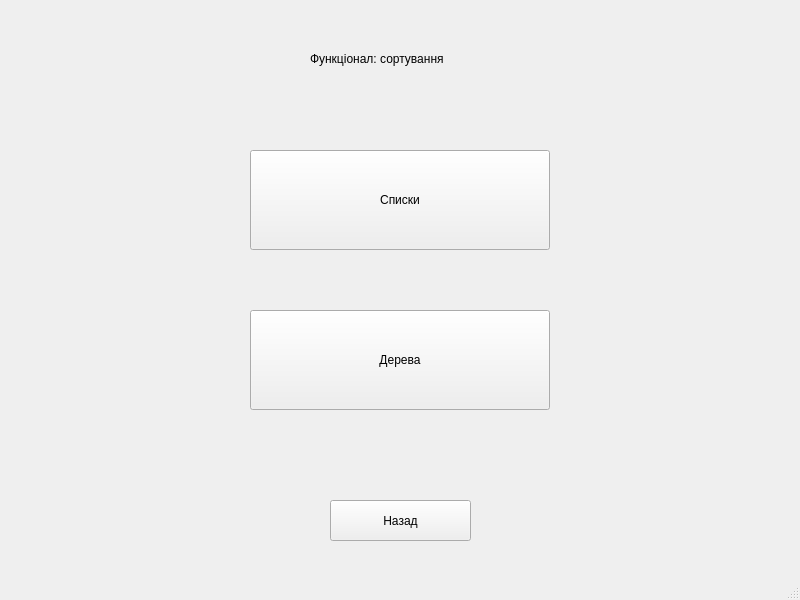
Before: the Qt Designer form gui/Exam/sortwindow.ui in IvanRamyk/oop_exam, drawn with Qt 5.
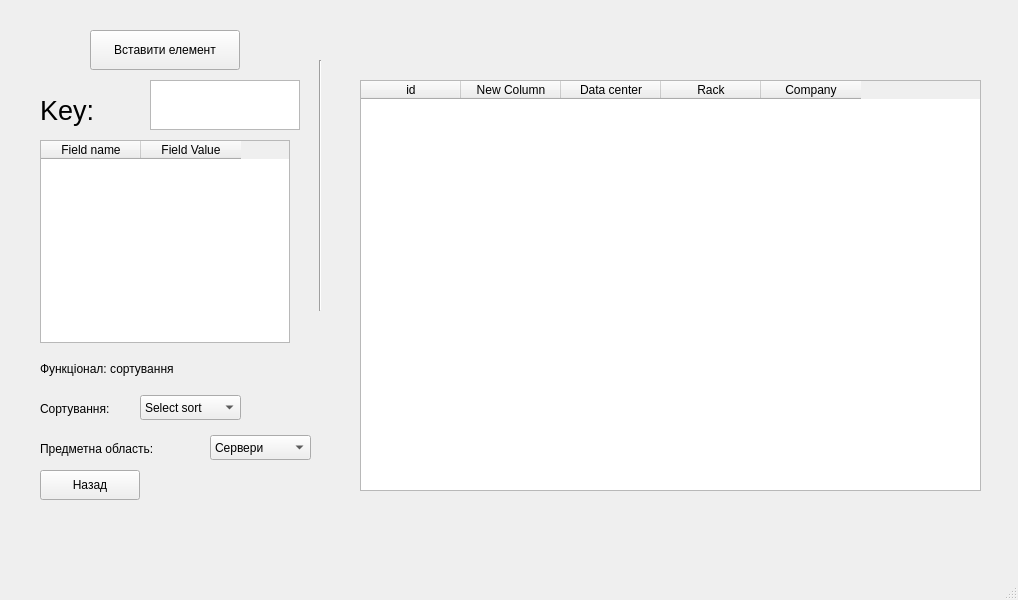
After: the same form once the commit is applied.

Diff of the .ui file:
```diff
--- a/gui/Exam/sortwindow.ui
+++ b/gui/Exam/sortwindow.ui
@@ -6,7 +6,7 @@
    <rect>
     <x>0</x>
     <y>0</y>
-    <width>800</width>
+    <width>1018</width>
     <height>600</height>
    </rect>
   </property>
@@ -14,11 +14,144 @@
    <string>MainWindow</string>
   </property>
   <widget class="QWidget" name="centralwidget">
-   <widget class="QLabel" name="label">
+   <widget class="QLabel" name="realisationLabel">
+    <property name="geometry">
+     <rect>
+      <x>40</x>
+      <y>400</y>
+      <width>101</width>
+      <height>17</height>
+     </rect>
+    </property>
+    <property name="text">
+     <string>Сортування:</string>
+    </property>
+   </widget>
+   <widget class="QPushButton" name="backButton_2">
+    <property name="geometry">
+     <rect>
+      <x>40</x>
+      <y>470</y>
+      <width>100</width>
+      <height>30</height>
+     </rect>
+    </property>
+    <property name="text">
+     <string>Назад</string>
+    </property>
+   </widget>
+   <widget class="QTableWidget" name="insertElement">
+    <property name="geometry">
+     <rect>
+      <x>40</x>
+      <y>140</y>
+      <width>250</width>
+      <height>203</height>
+     </rect>
+    </property>
+    <column>
+     <property name="text">
+      <string>Field name</string>
+     </property>
+    </column>
+    <column>
+     <property name="text">
+      <string>Field Value</string>
+     </property>
+    </column>
+   </widget>
+   <widget class="QLabel" name="contextLabel">
+    <property name="geometry">
+     <rect>
+      <x>40</x>
+      <y>440</y>
+      <width>151</width>
+      <height>17</height>
+     </rect>
+    </property>
+    <property name="text">
+     <string>Предметна область:</string>
+    </property>
+   </widget>
+   <widget class="QLabel" name="label_2">
+    <property name="geometry">
+     <rect>
+      <x>40</x>
+      <y>90</y>
+      <width>100</width>
+      <height>40</height>
+     </rect>
+    </property>
+    <property name="font">
+     <font>
+      <pointsize>20</pointsize>
+     </font>
+    </property>
+    <property name="text">
+     <string>Key:</string>
+    </property>
+   </widget>
+   <widget class="QComboBox" name="contentBox">
+    <property name="geometry">
+     <rect>
+      <x>210</x>
+      <y>435</y>
+      <width>101</width>
+      <height>25</height>
+     </rect>
+    </property>
+    <item>
+     <property name="text">
+      <string>Сервери</string>
+     </property>
+    </item>
+    <item>
+     <property name="text">
+      <string>Дата і час</string>
+     </property>
+    </item>
+   </widget>
+   <widget class="Line" name="line">
     <property name="geometry">
      <rect>
       <x>310</x>
-      <y>50</y>
+      <y>60</y>
+      <width>20</width>
+      <height>251</height>
+     </rect>
+    </property>
+    <property name="orientation">
+     <enum>Qt::Vertical</enum>
+    </property>
+   </widget>
+   <widget class="QPushButton" name="insertButton">
+    <property name="geometry">
+     <rect>
+      <x>90</x>
+      <y>30</y>
+      <width>150</width>
+      <height>40</height>
+     </rect>
+    </property>
+    <property name="text">
+     <string>Вставити елемент</string>
+    </property>
+   </widget>
+   <widget class="QTextEdit" name="insertKey">
+    <property name="geometry">
+     <rect>
+      <x>150</x>
+      <y>80</y>
+      <width>150</width>
+      <height>50</height>
+     </rect>
+    </property>
+   </widget>
+   <widget class="QLabel" name="functionalLlabel">
+    <property name="geometry">
+     <rect>
+      <x>40</x>
+      <y>360</y>
       <width>181</width>
       <height>17</height>
      </rect>
@@ -27,44 +160,85 @@
      <string>Функціонал: сортування</string>
     </property>
    </widget>
-   <widget class="QPushButton" name="backButton">
+   <widget class="QComboBox" name="contentBox_2">
     <property name="geometry">
      <rect>
-      <x>330</x>
-      <y>500</y>
-      <width>141</width>
-      <height>41</height>
+      <x>140</x>
+      <y>395</y>
+      <width>101</width>
+      <height>25</height>
      </rect>
     </property>
-    <property name="text">
-     <string>Назад</string>
-    </property>
+    <item>
+     <property name="text">
+      <string>Select sort</string>
+     </property>
+    </item>
+    <item>
+     <property name="text">
+      <string>Heap sort</string>
+     </property>
+    </item>
+    <item>
+     <property name="text">
+      <string>Merge sort</string>
+     </property>
+    </item>
+    <item>
+     <property name="text">
+      <string>Insert sort</string>
+     </property>
+    </item>
+    <item>
+     <property name="text">
+      <string>Quick sort</string>
+     </property>
+    </item>
+    <item>
+     <property name="text">
+      <string>Count sort (int only!)</string>
+     </property>
+    </item>
+    <item>
+     <property name="text">
+      <string>Radix sort(int only!)</string>
+     </property>
+    </item>
    </widget>
-   <widget class="QPushButton" name="listButton">
+   <widget class="QTableWidget" name="tableWidget">
     <property name="geometry">
      <rect>
-      <x>250</x>
-      <y>150</y>
-      <width>300</width>
-      <height>100</height>
+      <x>360</x>
+      <y>80</y>
+      <width>621</width>
+      <height>411</height>
      </rect>
     </property>
-    <property name="text">
-     <string>Списки</string>
-    </property>
-   </widget>
-   <widget class="QPushButton" name="tableButton">
-    <property name="geometry">
-     <rect>
-      <x>250</x>
-      <y>310</y>
-      <width>300</width>
-      <height>100</height>
-     </rect>
-    </property>
-    <property name="text">
-     <string>Дерева</string>
-    </property>
+    <column>
+     <property name="text">
+      <string>id</string>
+     </property>
+    </column>
+    <column>
+     <property name="text">
+      <string>New Column</string>
+     </property>
+    </column>
+    <column>
+     <property name="text">
+      <string>Data center</string>
+     </property>
+    </column>
+    <column>
+     <property name="text">
+      <string>Rack</string>
+     </property>
+    </column>
+    <column>
+     <property name="text">
+      <string>Company</string>
+     </property>
+    </column>
    </widget>
   </widget>
   <widget class="QMenuBar" name="menubar">
```
Left out of the diff: 2 changed lines with no effect on the pictures.
